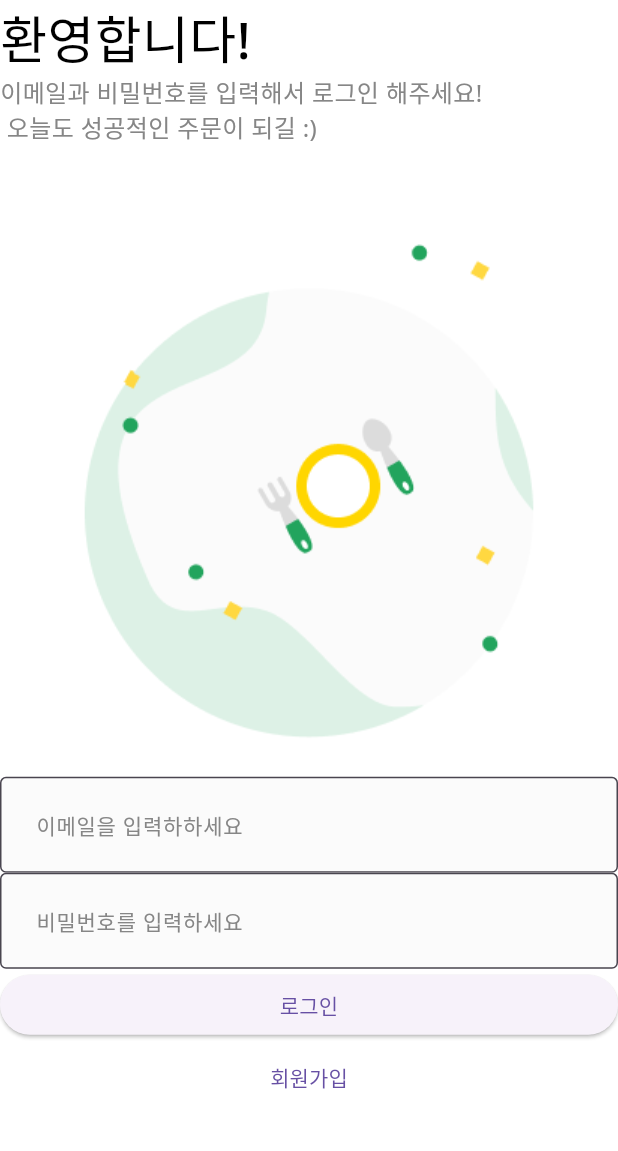
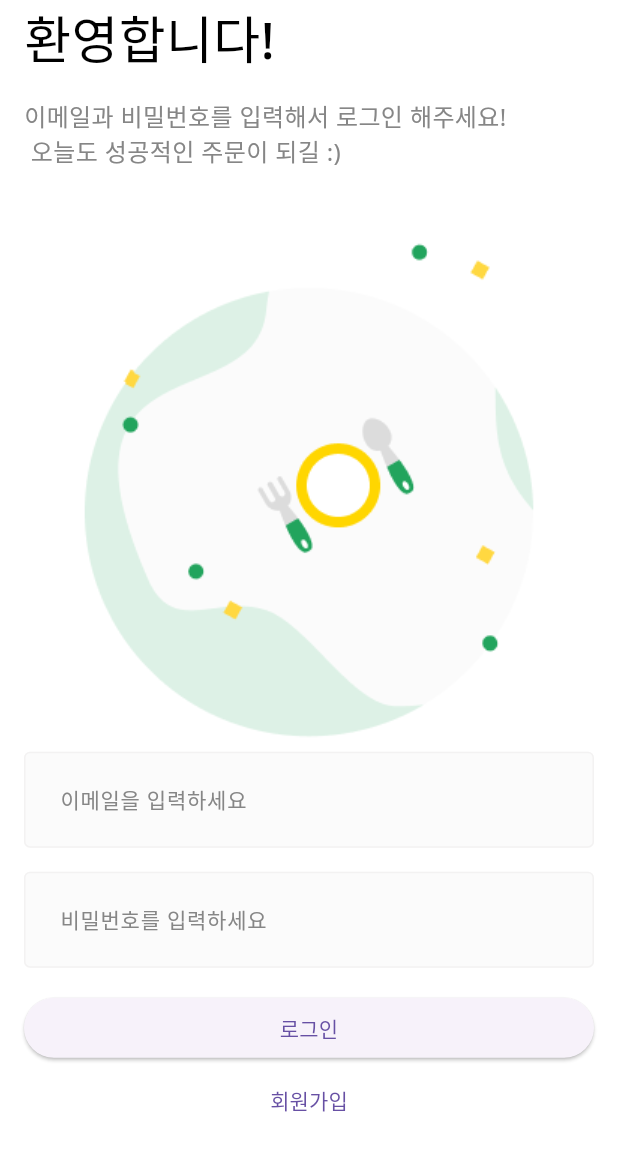
Before and after one commit to VICTOR-JEON-1998/practice, a Flutter app: the screen it shows after launch, on a phone screen of 412 x 824 dp. Shown: the top 1151 px of the screen. Run offline on Flutter 3.47's test engine with Material 3 defaults, Android fonts, the light colour scheme and no system bars.

Commit message:
login 화면 구현 완료

```diff
--- a/lib/common/component/custom_text_form_field.dart
+++ b/lib/common/component/custom_text_form_field.dart
@@ -43,6 +43,7 @@ class CustomTextFormField extends StatelessWidget {
         filled: true, // False면 배경 색 없음 , true면 배경 색 있음
 
         border: baseBorder, // 모든 Input 상태의 기본 스타일 세팅
+        enabledBorder: baseBorder,
         focusedBorder: baseBorder.copyWith( // 모든 특성 유지한 상태에서 변경하고픈 것만 바꾸기
           borderSide: baseBorder.borderSide.copyWith(
             color: PRIMARY_COLOR,
--- a/lib/user/view/login_screen.dart
+++ b/lib/user/view/login_screen.dart
@@ -10,33 +10,42 @@ class LoginScreen extends StatelessWidget {
   @override
   Widget build(BuildContext context) {
     return DefaultLayout(
-    child : SafeArea(
+    child : SingleChildScrollView( // scroll 가능하게 만들어줌.
+      keyboardDismissBehavior: ScrollViewKeyboardDismissBehavior.onDrag, // 다른 화면 드래그하면 키보드사라짐
+      child: SafeArea(
         top: true,
         bottom: false,
-      child: Column(
+        child: Padding(
+          padding: const EdgeInsets.symmetric(horizontal: 16.0),
+          child: Column( // alt + enter 눌러주면 warp !
             crossAxisAlignment: CrossAxisAlignment.stretch, // 글자 붙게 만
             children: [
               _Title(),
+              const SizedBox(height: 16.0), // 위 아래 간격 벌려주기
               _SubTitle(),
               Image.asset(
                 'asset/img/misc/logo.png',
                 width: MediaQuery.of(context).size.width / 3*2,
               ),
               CustomTextFormField(
-            hintText: "이메일을 입력하하세요",
+                hintText: "이메일을 입력하세요",
                 onChanged: (String value) {  },
               ),
+              const SizedBox(height: 16.0),
               CustomTextFormField(
                 hintText: "비밀번호를 입력하세요",
                 obscureText: true,
                 onChanged: (String value) {  },
               ),
+              const SizedBox(height: 16.0),
               ElevatedButton(onPressed: (){},
 
                   child: Text('로그인')), // 현재 기능에서의 버
               TextButton(onPressed: (){}, child: Text('회원가입'))
             ],
+          ),
         ),),
+    ),
     );
   }
 }
```
Lines whose indentation alone changed are shown as unchanged.
